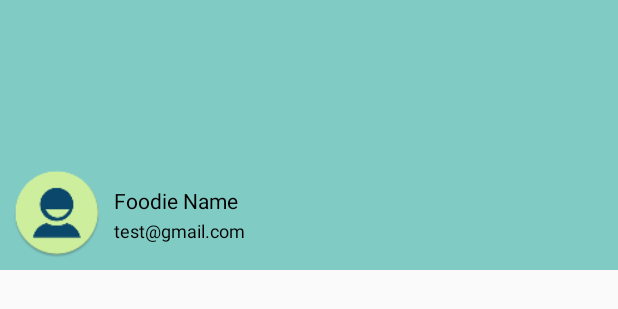
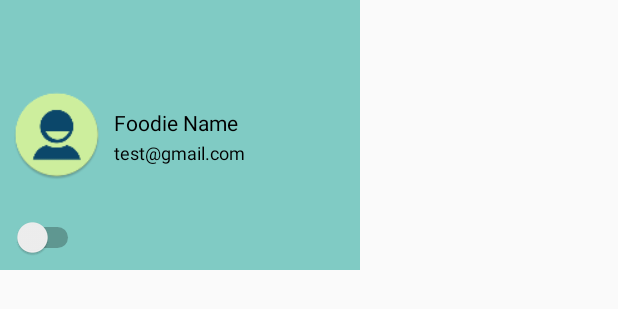
Before and after one commit to mkandra16/HomeFoods, an Android app: the layout slider_menu_header.xml on its own in the app's theme, with its tools: preview values and no code run, on a phone screen of 412 x 824 dp. Shown: the top 309 px of the screen. Run offline under Robolectric (Android 15) with nearby library versions, the phone set to English and light mode, and no system bars.

Commit message:
[Home Page] separate profile hdr from list view

```diff
--- a/app/src/main/res/layout/slider_menu_header.xml
+++ b/app/src/main/res/layout/slider_menu_header.xml
@@ -1,19 +1,17 @@
 <RelativeLayout xmlns:android="http://schemas.android.com/apk/res/android"
     android:id="@+id/llProfile"
-    android:layout_width="match_parent"
+    android:layout_width="240dp"
     android:layout_height="180dp"
     android:layout_gravity="start"
-    android:background="@color/nav_drawer_profile_background"
-    android:orientation="horizontal">
+    android:background="@color/nav_drawer_profile_background">
 
     <ImageView
         android:id="@+id/ivUserProfile"
         android:layout_width="60dp"
         android:layout_height="60dp"
-        android:layout_alignParentBottom="true"
-        android:layout_marginBottom="8dp"
+        android:layout_alignParentLeft="true"
+        android:layout_centerVertical="true"
         android:layout_marginLeft="8dp"
-        android:layout_marginTop="90dp"
         android:scaleType="centerCrop"
         android:src="@mipmap/ic_chef_image" />
 
@@ -41,4 +39,14 @@
         android:text="test@gmail.com"
         android:textColor="@android:color/black"
         android:textSize="12sp" />
+
+    <Switch
+        android:id="@+id/swChefFoodie"
+        android:layout_width="wrap_content"
+        android:layout_height="wrap_content"
+        android:layout_alignLeft="@+id/ivUserProfile"
+        android:layout_alignParentBottom="true"
+        android:layout_marginBottom="8dp"
+        android:textOff="Foodie"
+        android:textOn="Chef" />
 </RelativeLayout>
```
Also changed, not shown: app/src/main/java/com/apps/b3bytes/homefoods/activities/ChefHomePage.java (+6 -3 lines), app/src/main/java/com/apps/b3bytes/homefoods/adapters/NavDrawerRVAdapter.java (+12 -59 lines), app/src/main/res/layout/activity_chef_home_page.xml (+12 -0 lines).
